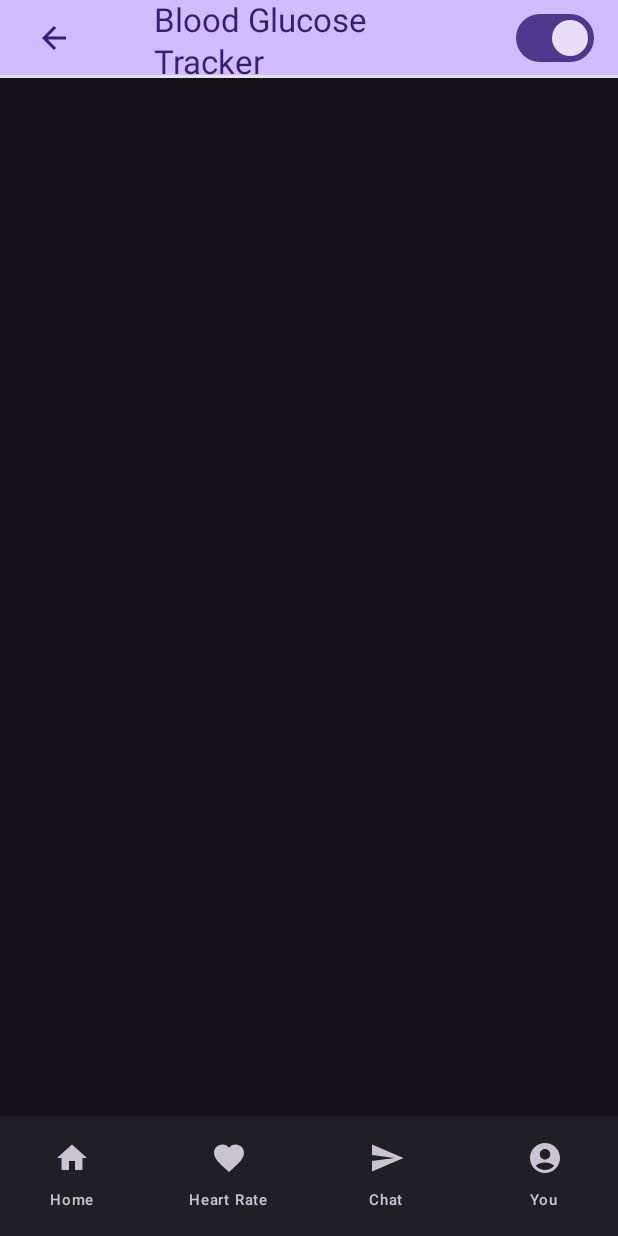
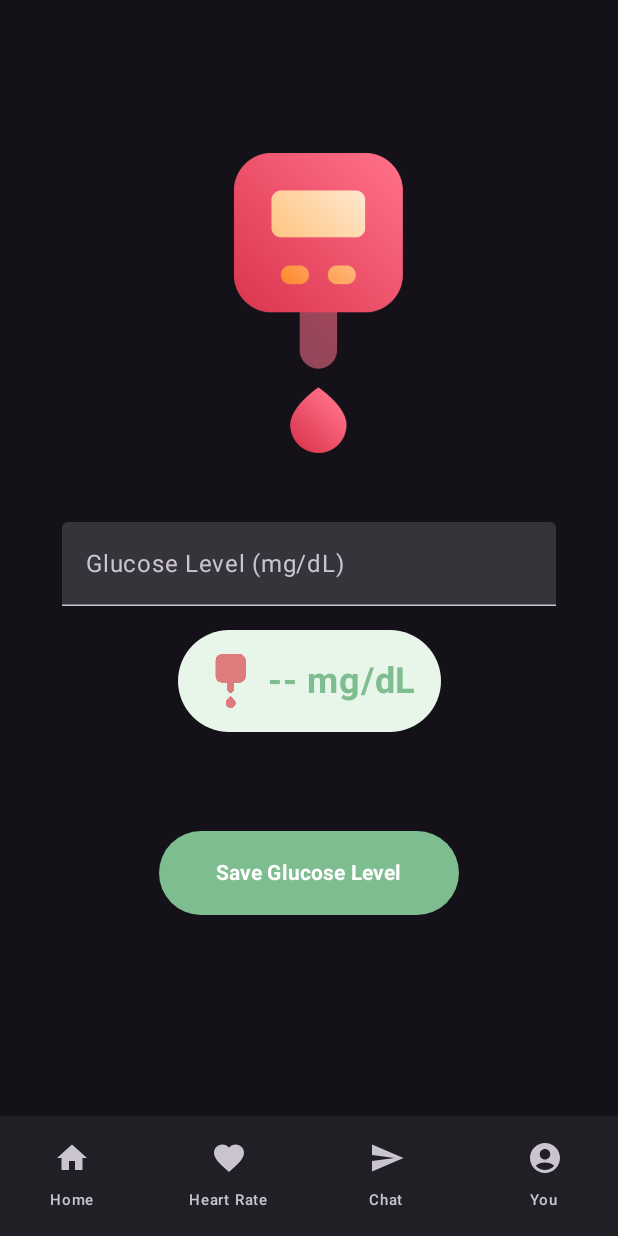
Before and after one commit to amirghari/Task-Beat, an Android app built with Jetpack Compose: the BloodGlucoseScreen screen opened through its navigation route, on a phone screen of 412 x 824 dp. Run offline under Robolectric (Android 15) with nearby library versions, the phone set to English and light mode, and no system bars; our stand-ins replace Firebase (no records; nobody signed in at launch, a user with empty details on screens opened directly), livedata-compose; pictures from the network do not load.

Commit message:
Blood Glucose is saved and the screen looks better

```diff
--- a/app/src/main/java/com/example/taskbeat/data/DataRepository.kt
+++ b/app/src/main/java/com/example/taskbeat/data/DataRepository.kt
@@ -27,4 +27,6 @@ interface DataRepository {
     suspend fun updateWaterIntake(userId: Long, waterIntake: Int)
 
     suspend fun updateBMI(userId: Long, bmi: Double)
+
+    suspend fun updateBloodGlucose(userId: Long, bloodGlucose: Double)
 }
--- a/app/src/main/java/com/example/taskbeat/data/HealthDao.kt
+++ b/app/src/main/java/com/example/taskbeat/data/HealthDao.kt
@@ -31,4 +31,7 @@ interface HealthDao {
 
     @Query("UPDATE health SET bmi = :bmi WHERE user_id = :userId")
     suspend fun updateBMI(userId: Long, bmi: Double)
+
+    @Query("UPDATE health SET blood_glucose = :bloodGlucose WHERE user_id = :userId")
+    suspend fun updateBloodGlucose(userId: Long, bloodGlucose: Double)
 }
--- a/app/src/main/java/com/example/taskbeat/data/OfflineDataRepository.kt
+++ b/app/src/main/java/com/example/taskbeat/data/OfflineDataRepository.kt
@@ -84,4 +84,7 @@ class OfflineDataRepository(
     override suspend fun updateBMI(userId: Long, bmi: Double) {
         healthDao.updateBMI(userId, bmi)
     }
+    override suspend fun updateBloodGlucose(userId: Long, bloodGlucose: Double) {
+        healthDao.updateBloodGlucose(userId, bloodGlucose)
+    }
 }
--- a/app/src/main/java/com/example/taskbeat/ui/screens/homescreen/BloodGlucoseScreen.kt
+++ b/app/src/main/java/com/example/taskbeat/ui/screens/homescreen/BloodGlucoseScreen.kt
@@ -1,11 +1,13 @@
-package com.example.taskbeat.ui.screens.homescreen
+package com.example.taskbeat.ui.screens
 
 import androidx.compose.foundation.Image
 import androidx.compose.foundation.background
 import androidx.compose.foundation.layout.*
 import androidx.compose.foundation.shape.CircleShape
+import androidx.compose.foundation.shape.RoundedCornerShape
 import androidx.compose.material3.*
 import androidx.compose.runtime.*
+import androidx.compose.runtime.livedata.observeAsState
 import androidx.compose.ui.Alignment
 import androidx.compose.ui.Modifier
 import androidx.compose.ui.graphics.Color
@@ -16,9 +18,8 @@ import androidx.compose.ui.unit.sp
 import androidx.lifecycle.viewmodel.compose.viewModel
 import androidx.navigation.NavController
 import com.example.taskbeat.R
-import com.example.taskbeat.ui.screens.TopBar
 import com.example.taskbeat.ui.viewmodels.AppViewModelProvider
-import com.example.taskbeat.ui.viewmodels.home.BloodGlucoseViewModel
+import com.example.taskbeat.ui.viewmodels.BloodGlucoseViewModel
 
 @Composable
 fun BloodGlucoseScreen(
@@ -28,17 +29,9 @@ fun BloodGlucoseScreen(
     var glucoseLevel by remember { mutableStateOf("") }
 
     // Observe the last recorded glucose level from the ViewModel
-//    val lastRecorded by bloodGlucoseVM.lastRecorded.collectAsState()
+    val lastRecorded by bloodGlucoseVM.lastRecorded.observeAsState()
 
-    Scaffold(
-        topBar = {
-            TopBar(
-                title = "Blood Glucose Tracker",
-                canNavigateBack = true,
-                onNavigateUp = { navCtrl.navigateUp() }
-            )
-        }
-    ) { paddingValues ->
+    Scaffold() { paddingValues ->
         Box(
             modifier = Modifier
                 .padding(paddingValues)
@@ -46,17 +39,17 @@ fun BloodGlucoseScreen(
                 .background(MaterialTheme.colorScheme.background),
             contentAlignment = Alignment.Center
         ) {
-//            BloodGlucoseContent(
-//                glucoseLevel = glucoseLevel,
-//                onGlucoseChange = { glucoseLevel = it },
-//                onSaveGlucose = {
-//                    if (glucoseLevel.isNotBlank()) {
-//                        bloodGlucoseVM.saveGlucoseLevel(glucoseLevel)
-//                        glucoseLevel = "" // Clear input after saving
-//                    }
-//                },
-//                lastRecorded = lastRecorded
-//            )
+            BloodGlucoseContent(
+                glucoseLevel = glucoseLevel,
+                onGlucoseChange = { glucoseLevel = it },
+                onSaveGlucose = {
+                    if (glucoseLevel.isNotBlank()) {
+                        bloodGlucoseVM.saveGlucoseLevel(glucoseLevel)
+                        glucoseLevel = "" // Clear input after saving
+                    }
+                },
+                lastRecorded = lastRecorded
+            )
         }
     }
 }
@@ -78,7 +71,7 @@ fun BloodGlucoseContent(
             modifier = Modifier.size(200.dp)
         )
 
-        Spacer(modifier = Modifier.height(16.dp))
+        Spacer(modifier = Modifier.height(46.dp))
 
         // Blood Glucose Input Field
         TextField(
@@ -88,7 +81,34 @@ fun BloodGlucoseContent(
             modifier = Modifier.fillMaxWidth(0.8f)
         )
 
-        Spacer(modifier = Modifier.height(16.dp))
+        // Display Last Recorded Glucose Level
+
+
+        Row(
+            verticalAlignment = Alignment.CenterVertically,
+            horizontalArrangement = Arrangement.Center,
+            modifier = Modifier
+                .padding(16.dp)
+                .background(Color(0xFFE8F5E9), shape = CircleShape)
+                .padding(16.dp)
+        ) {
+            Icon(
+                painter = painterResource(id = R.drawable.blood_glucose_icon),
+                contentDescription = "Blood Glucose Icon",
+                tint = Color(0xFFDE7C7D),
+                modifier = Modifier.size(36.dp)
+            )
+            Spacer(modifier = Modifier.width(8.dp))
+            Text(
+                text = "${lastRecorded ?: "--"} mg/dL",
+                fontSize = 24.sp,
+                fontWeight = FontWeight.Bold,
+                color = Color(0xFF7EBD8F)
+            )
+        }
+
+        Spacer(modifier = Modifier.height(50.dp))
+
 
         // Save Button
         Button(
@@ -100,17 +120,10 @@ fun BloodGlucoseContent(
             colors = ButtonDefaults.buttonColors(containerColor = Color(0xFF7EBD8F))
         ) {
             Text("Save Glucose Level", color = Color.White, fontWeight = FontWeight.Bold)
-
         }
 
         Spacer(modifier = Modifier.height(32.dp))
 
-        // Display Last Recorded Glucose Level
-        Text(
-            text = "Last Recorded: ${lastRecorded ?: "--"} mg/dL",
-            fontSize = 20.sp,
-            fontWeight = FontWeight.Bold,
-            color = Color(0xFF7EBD8F)
-        )
+
     }
 }
--- a/app/src/main/java/com/example/taskbeat/ui/viewmodels/AppViewModelProvider.kt
+++ b/app/src/main/java/com/example/taskbeat/ui/viewmodels/AppViewModelProvider.kt
@@ -5,8 +5,6 @@ import androidx.lifecycle.viewmodel.CreationExtras
 import androidx.lifecycle.viewmodel.initializer
 import androidx.lifecycle.viewmodel.viewModelFactory
 import com.example.taskbeat.TaskBeatApplication
-import com.example.taskbeat.ui.viewmodels.home.BloodGlucoseViewModel
-import com.example.taskbeat.ui.viewmodels.home.BloodPressureViewModel
 import com.example.taskbeat.ui.viewmodels.home.BodyCompositionViewModel
 import com.example.taskbeat.ui.viewmodels.home.HomeViewModel
 import com.example.taskbeat.ui.viewmodels.home.StepsCounterViewModel
--- a/app/src/main/java/com/example/taskbeat/ui/viewmodels/home/BloodGlucoseViewModel.kt
+++ b/app/src/main/java/com/example/taskbeat/ui/viewmodels/home/BloodGlucoseViewModel.kt
@@ -1,10 +1,70 @@
-package com.example.taskbeat.ui.viewmodels.home
+package com.example.taskbeat.ui.viewmodels
 
-import androidx.lifecycle.ViewModel
+import androidx.lifecycle.*
 import com.example.taskbeat.data.DataRepository
+import com.google.firebase.auth.FirebaseAuth
+import com.google.firebase.auth.FirebaseUser
+import kotlinx.coroutines.flow.firstOrNull
+import kotlinx.coroutines.launch
 
 class BloodGlucoseViewModel(
     private val dataRepo: DataRepository,
 ) : ViewModel() {
 
+    private val auth: FirebaseAuth = FirebaseAuth.getInstance()
+    private val _currentUser: FirebaseUser? = auth.currentUser
+
+    private val _currentUserId = MutableLiveData<Long?>()
+    val currentUserId: LiveData<Long?> = _currentUserId
+
+    // Observe last recorded blood glucose from the repository
+    val lastRecorded: LiveData<String?> = currentUserId.switchMap { userId ->
+        if (userId != null) {
+            dataRepo.getHealthDataByUserId(userId).asLiveData().map { health ->
+                health?.bloodGlucose?.toString()
+            }
+        } else {
+            MutableLiveData(null)
+        }
+    }
+
+    init {
+        loadUserFromLocalDatabase()
+    }
+
+    fun saveGlucoseLevel(glucoseLevel: String) {
+        viewModelScope.launch {
+            val userId = _currentUserId.value
+            if (userId != null) {
+                val glucoseValue = glucoseLevel.toDoubleOrNull()
+                if (glucoseValue != null) {
+                    val existingHealthData = dataRepo.getHealthDataByUserId(userId).firstOrNull()
+                    if (existingHealthData != null) {
+                        // Update the existing health data with the new glucose level
+                        val updatedHealthData = existingHealthData.copy(bloodGlucose = glucoseValue)
+                        dataRepo.addOrUpdateHealthData(updatedHealthData)
+                    } else {
+                        // Create new health data entry if it doesn't exist
+                        val newHealthData = com.example.taskbeat.model.Health(
+                            userId = userId,
+                            bloodGlucose = glucoseValue
+                        )
+                        dataRepo.addOrUpdateHealthData(newHealthData)
+                    }
+                }
+            }
+        }
+    }
+
+    private fun loadUserFromLocalDatabase() {
+        val email = _currentUser?.email
+        if (email != null) {
+            viewModelScope.launch {
+                val user = dataRepo.getUserByEmail(email).firstOrNull()
+                if (user != null) {
+                    _currentUserId.postValue(user.userId)
+                }
+            }
+        }
+    }
 }
```
Also changed, not shown: app/src/main/java/com/example/taskbeat/ui/screens/homescreen/BloodPressureScreen.kt (+19 -19 lines), app/src/main/java/com/example/taskbeat/ui/viewmodels/home/BloodPressureViewModel.kt (+12 -2 lines).
